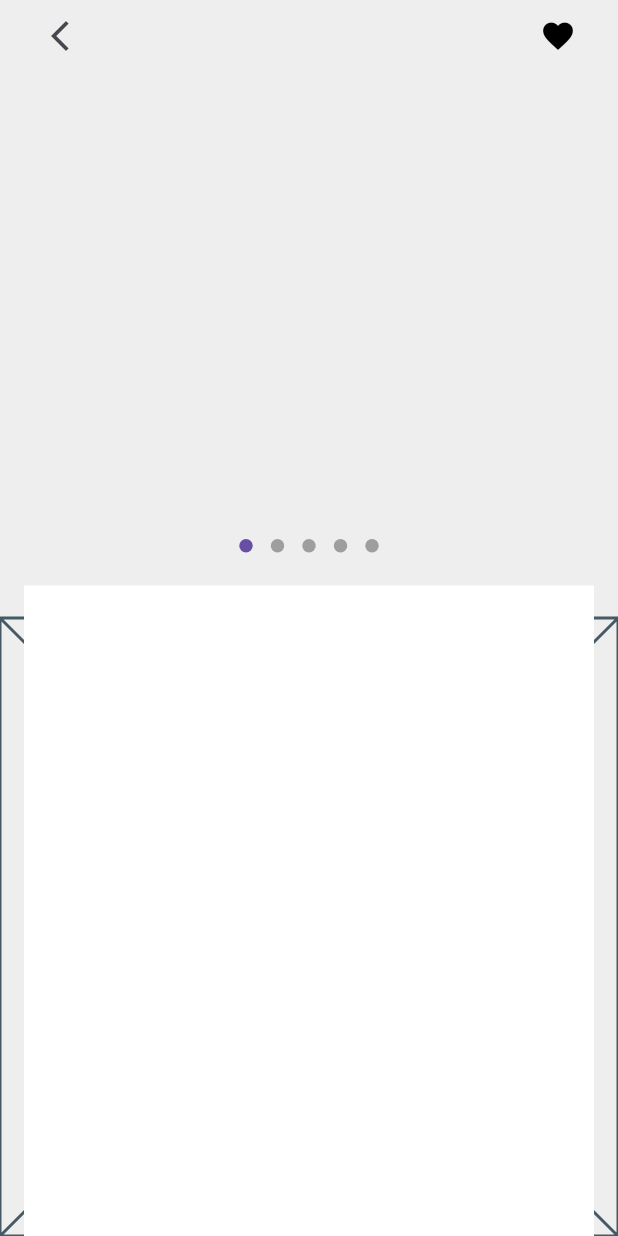
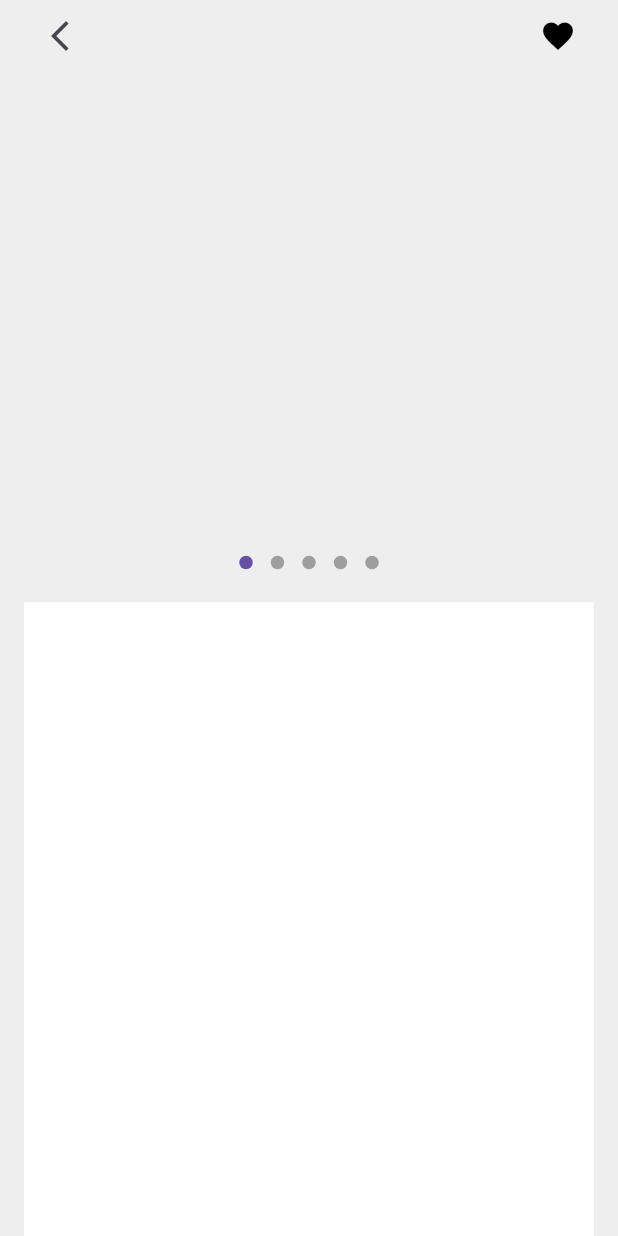
Before and after one commit to JAICHANGPARK/flutter_notebook_chapter_49, a Flutter app: the ECommerceDetailPage screen opened directly, on a phone screen of 412 x 824 dp. Run offline on Flutter 3.47's test engine with Material 3 defaults, Android fonts, the phone set to English and light mode, and no system bars; drawn by our look-alikes of dots_indicator; our stand-ins replace gap, google_fonts.

Commit message:
Update e_commerce_detail_page.dart

```diff
--- a/lib/ep2451_e_commerce_app/ui/e_commerce_detail_page.dart
+++ b/lib/ep2451_e_commerce_app/ui/e_commerce_detail_page.dart
@@ -19,7 +19,7 @@ class _ECommerceDetailPageState extends State<ECommerceDetailPage> {
             child: Column(
               children: [
                 Expanded(child: PageView(children: [])),
-                Expanded(child: Placeholder()),
+                Expanded(child: Container()),
               ],
             ),
           ),
@@ -48,7 +48,7 @@ class _ECommerceDetailPageState extends State<ECommerceDetailPage> {
                   Spacer(),
                   DotsIndicator(dotsCount: 5),
                   Container(
-                    height: MediaQuery.sizeOf(context).height / 1.9,
+                    height: MediaQuery.sizeOf(context).height / 1.95,
                     decoration: BoxDecoration(color: Colors.white),
                   ),
                 ],
```
